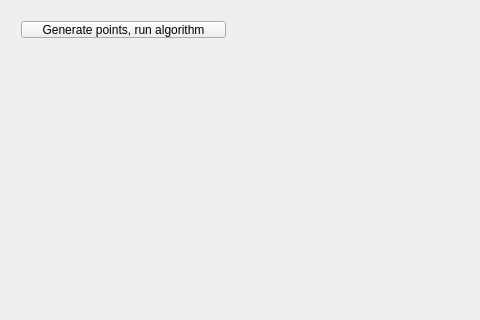
The window that 7-computer-graphics/1-points-inside-rectangle/mainwindow.ui (UladBohdan/bsu) describes before a commit, drawn with Qt 5; both pictures show x 0 to 480 and y 0 to 320 of the 673 by 442 pixel window.
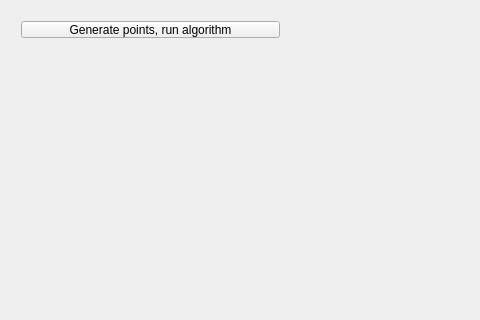
The same window after the commit.

The edit to the form file:
```diff
--- a/7-computer-graphics/1-points-inside-rectangle/mainwindow.ui
+++ b/7-computer-graphics/1-points-inside-rectangle/mainwindow.ui
@@ -14,13 +14,13 @@
    <string>Lab 1: count points inside of a rectangle</string>
   </property>
   <widget class="QWidget" name="centralWidget">
-   <widget class="QWidget" name="">
+   <widget class="QWidget" name="layoutWidget">
     <property name="geometry">
      <rect>
       <x>10</x>
       <y>10</y>
-      <width>227</width>
-      <height>61</height>
+      <width>281</width>
+      <height>62</height>
      </rect>
     </property>
     <layout class="QVBoxLayout" name="verticalLayout">
```
